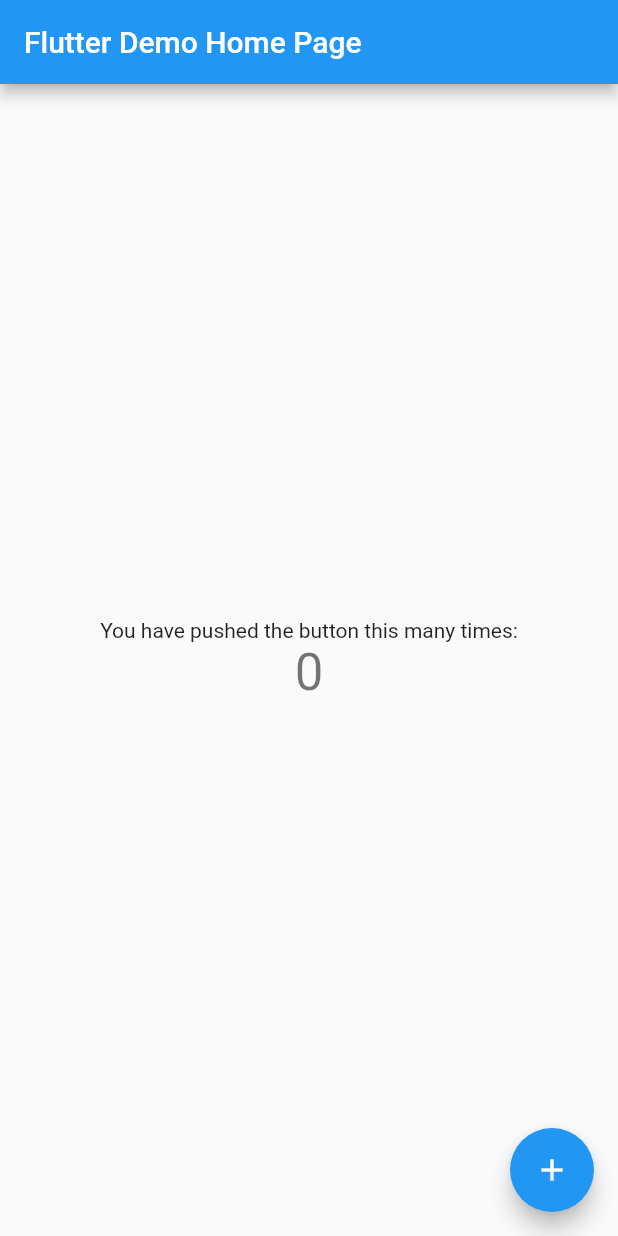
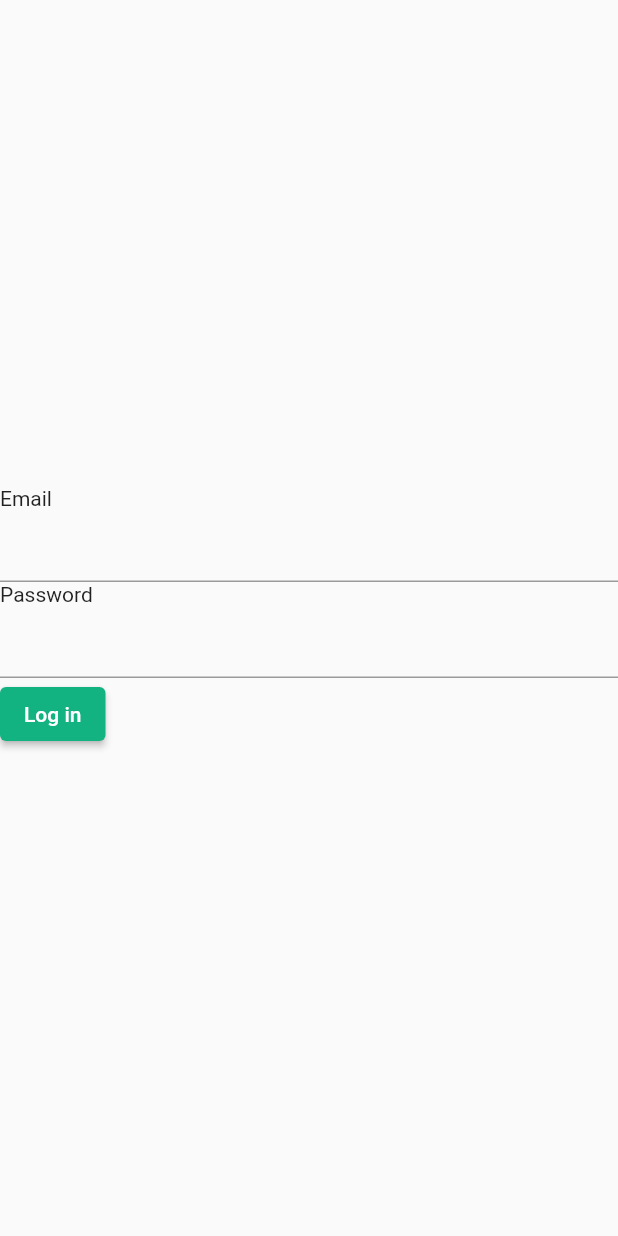
Before and after one commit to nguyenchiemdu/ActiveAgeingMobileApp, a Flutter app: the screen it shows after launch, on a phone screen of 412 x 824 dp. Run offline on Flutter 3.47's test engine with Material 2 defaults, Android fonts, the phone set to English and light mode, and no system bars; our stand-ins replace cloud_firestore, firebase_auth, firebase_core; accounts and stored records are empty.

Commit message:
add firebase, add login, main screen

```diff
--- /dev/null
+++ b/lib/login_screen/login_screen.dart
@@ -0,0 +1,41 @@
+import 'package:active_ageing_mobile_app/models/firebase_login.dart';
+import 'package:flutter/material.dart';
+
+class LoginScreen extends StatelessWidget {
+  LoginScreen({Key? key}) : super(key: key);
+  final TextEditingController email = TextEditingController();
+  final TextEditingController password = TextEditingController();
+
+  @override
+  Widget build(BuildContext context) {
+    return Scaffold(
+      body: Container(
+        child: Center(
+          child: Column(
+            crossAxisAlignment: CrossAxisAlignment.start,
+            mainAxisAlignment: MainAxisAlignment.center,
+            children: [
+              Text('Email'),
+              TextField(
+                controller: email,
+              ),
+              Text('Password'),
+              TextField(
+                controller: password,
+                obscureText: true,
+              ),
+              ElevatedButton(
+                onPressed: () {
+                  //print('ok');
+                  UserAuthen()
+                      .signInWithEmailPassword(email.text, password.text);
+                },
+                child: Text('Log in'),
+              ),
+            ],
+          ),
+        ),
+      ),
+    );
+  }
+}
--- a/lib/main.dart
+++ b/lib/main.dart
@@ -1,113 +1,58 @@
+import 'package:active_ageing_mobile_app/main_screen/main_screen.dart';
+// ignore: import_of_legacy_library_into_null_safe
+import 'package:firebase_auth/firebase_auth.dart';
+// ignore: import_of_legacy_library_into_null_safe
+import 'package:firebase_core/firebase_core.dart';
 import 'package:flutter/material.dart';
+import 'package:provider/provider.dart';
+import 'login_screen/login_screen.dart';
 
-void main() {
+void main() async {
+  WidgetsFlutterBinding.ensureInitialized();
+  await Firebase.initializeApp();
   runApp(MyApp());
 }
 
 class MyApp extends StatelessWidget {
   // This widget is the root of your application.
+
+  final MaterialColor myGreen = const MaterialColor(0xff12B281, const {
+    50: const Color(0xffECF9F4),
+    100: const Color(0xffECF9F4),
+    200: const Color(0xffD3F1E7),
+    300: const Color(0xff98E8CB),
+    400: const Color(0xff5CCEA4),
+    500: const Color(0xff12B281),
+    600: const Color(0xff00865D),
+    700: const Color(0xff006A4A),
+    800: const Color(0xff004832),
+    900: const Color(0xff002D1F)
+  });
   @override
   Widget build(BuildContext context) {
-    return MaterialApp(
-      title: 'Flutter Demo',
-      theme: ThemeData(
-        // This is the theme of your application.
-        //
-        // Try running your application with "flutter run". You'll see the
-        // application has a blue toolbar. Then, without quitting the app, try
-        // changing the primarySwatch below to Colors.green and then invoke
-        // "hot reload" (press "r" in the console where you ran "flutter run",
-        // or simply save your changes to "hot reload" in a Flutter IDE).
-        // Notice that the counter didn't reset back to zero; the application
-        // is not restarted.
-        primarySwatch: Colors.blue,
-      ),
-      home: MyHomePage(title: 'Flutter Demo Home Page'),
-    );
+    return MultiProvider(
+        providers: [
+          StreamProvider<User?>(
+            create: (context) => FirebaseAuth.instance.authStateChanges(),
+            initialData: null,
+          )
+        ],
+        child: MaterialApp(
+            title: 'Active Ageing Viet Nam',
+            theme: ThemeData(
+              primarySwatch: myGreen,
+            ),
+            home: AuthWrapper()));
   }
 }
 
-class MyHomePage extends StatefulWidget {
-  MyHomePage({Key? key, required this.title}) : super(key: key);
-
-  // This widget is the home page of your application. It is stateful, meaning
-  // that it has a State object (defined below) that contains fields that affect
-  // how it looks.
-
-  // This class is the configuration for the state. It holds the values (in this
-  // case the title) provided by the parent (in this case the App widget) and
-  // used by the build method of the State. Fields in a Widget subclass are
-  // always marked "final".
-
-  final String title;
-
-  @override
-  _MyHomePageState createState() => _MyHomePageState();
-}
-
-class _MyHomePageState extends State<MyHomePage> {
-  int _counter = 0;
-
-  void _incrementCounter() {
-    setState(() {
-      // This call to setState tells the Flutter framework that something has
-      // changed in this State, which causes it to rerun the build method below
-      // so that the display can reflect the updated values. If we changed
-      // _counter without calling setState(), then the build method would not be
-      // called again, and so nothing would appear to happen.
-      _counter++;
-    });
-  }
-
+class AuthWrapper extends StatelessWidget {
   @override
   Widget build(BuildContext context) {
-    // This method is rerun every time setState is called, for instance as done
-    // by the _incrementCounter method above.
-    //
-    // The Flutter framework has been optimized to make rerunning build methods
-    // fast, so that you can just rebuild anything that needs updating rather
-    // than having to individually change instances of widgets.
-    return Scaffold(
-      appBar: AppBar(
-        // Here we take the value from the MyHomePage object that was created by
-        // the App.build method, and use it to set our appbar title.
-        title: Text(widget.title),
-      ),
-      body: Center(
-        // Center is a layout widget. It takes a single child and positions it
-        // in the middle of the parent.
-        child: Column(
-          // Column is also a layout widget. It takes a list of children and
-          // arranges them vertically. By default, it sizes itself to fit its
-          // children horizontally, and tries to be as tall as its parent.
-          //
-          // Invoke "debug painting" (press "p" in the console, choose the
-          // "Toggle Debug Paint" action from the Flutter Inspector in Android
-          // Studio, or the "Toggle Debug Paint" command in Visual Studio Code)
-          // to see the wireframe for each widget.
-          //
-          // Column has various properties to control how it sizes itself and
-          // how it positions its children. Here we use mainAxisAlignment to
-          // center the children vertically; the main axis here is the vertical
-          // axis because Columns are vertical (the cross axis would be
-          // horizontal).
-          mainAxisAlignment: MainAxisAlignment.center,
-          children: <Widget>[
-            Text(
-              'You have pushed the button this many times:',
-            ),
-            Text(
-              '$_counter',
-              style: Theme.of(context).textTheme.headline4,
-            ),
-          ],
-        ),
-      ),
-      floatingActionButton: FloatingActionButton(
-        onPressed: _incrementCounter,
-        tooltip: 'Increment',
-        child: Icon(Icons.add),
-      ), // This trailing comma makes auto-formatting nicer for build methods.
-    );
+    final user = Provider.of<User?>(context);
+    if (user != null)
+      return MainScreen();
+    else
+      return LoginScreen();
   }
 }
--- /dev/null
+++ b/lib/models/firebase_login.dart
@@ -0,0 +1,22 @@
+// ignore: import_of_legacy_library_into_null_safe
+import 'package:firebase_auth/firebase_auth.dart';
+
+class UserAuthen {
+  Future signInWithEmailPassword(String email, String password) async {
+    try {
+      // UserCredential userCredential =
+      await FirebaseAuth.instance
+          .signInWithEmailAndPassword(email: email, password: password);
+    } on FirebaseAuthException catch (e) {
+      if (e.code == 'user-not-found') {
+        print('No user found for that email.');
+      } else if (e.code == 'wrong-password') {
+        print('Wrong password provided for that user.');
+      }
+    }
+  }
+
+  Future signOut() async {
+    await FirebaseAuth.instance.signOut();
+  }
+}
--- a/pubspec.yaml
+++ b/pubspec.yaml
@@ -23,11 +23,15 @@
 dependencies:
   flutter:
     sdk: flutter
+  firebase_core: "^0.7.0"
+  firebase_auth: "^0.20.1"
+  provider: ^5.0.0
+  cloud_firestore: "^0.16.0+1"
 
 
   # The following adds the Cupertino Icons font to your application.
   # Use with the CupertinoIcons class for iOS style icons.
-  cupertino_icons: ^1.0.2
+  cupertino_icons: ^1.0.3
 
 dev_dependencies:
   flutter_test:
```
Also changed, not shown: lib/main_screen/main_screen.dart (added, +85 -0 lines), lib/models/firebase_firestore.dart (added, +18 -0 lines), pubspec.lock, 6 other files.
